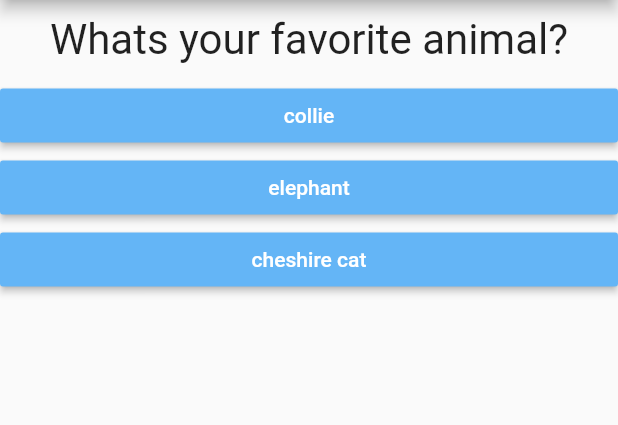
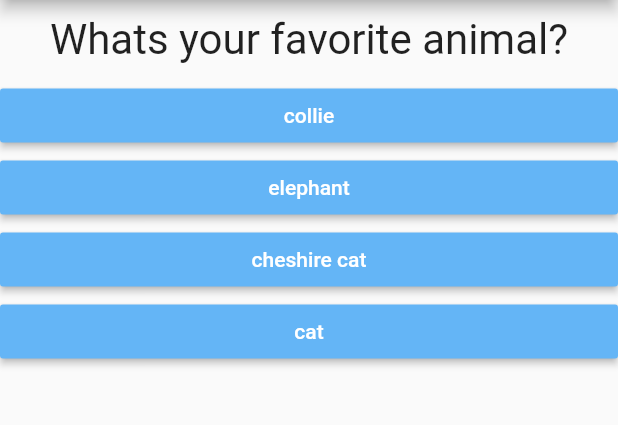
Before and after one commit to snarksliveshere/quiz_flutter, a Flutter app: the screen it shows after launch, after a tap on "black", on a phone screen of 412 x 824 dp, the part 84-509 px from its top. Run offline on Flutter 3.47's test engine with Material 2 defaults, Android fonts, the phone set to English and light mode, and no system bars.

```diff
--- a/lib/main.dart
+++ b/lib/main.dart
@@ -1,7 +1,7 @@
 import 'package:flutter/material.dart';
 
-import './question.dart';
-import './answer.dart';
+import './quiz.dart';
+import './result.dart';
 
 main() => runApp(MyApp());
 
@@ -13,43 +13,64 @@ class MyApp extends StatefulWidget {
 
 class _MyAppState extends State<MyApp> {
   int _questionIndex = 0;
+  int _totalScore = 0;
 
-  void _answerQuestion() {
+  void _resetQuiz() {
     setState(() {
-      _questionIndex++;
+      _questionIndex = 0;
+      _totalScore = 0;
     });
+  }
+
+  final List<Map<String, Object>> _questions = const [
+    {
+      'text': 'Whats your favorite color?',
+      'answers': [
+        {'text': 'black', 'score': 10},
+        {'text': 'red', 'score': 6},
+        {'text': 'green', 'score': 3},
+      ],
+    },
+    {
+      'text': 'Whats your favorite animal?',
+      'answers': [
+        {'text': 'collie', 'score': 1},
+        {'text': 'elephant', 'score': 3},
+        {'text': 'cheshire cat', 'score': 2},
+        {'text': 'cat', 'score': 10},
+      ],
+    },
+    {
+      'text': 'Whats your favorite language?',
+      'answers': [
+        {'text': 'php', 'score': 1},
+        {'text': 'sql', 'score': 4},
+        {'text': 'dart', 'score': 3},
+        {'text': 'js', 'score': 10},
+      ],
+    },
+  ];
+
+  void _answerQuestion(int score) {
+    _totalScore += score;
+    if (_questionIndex < _questions.length) {}
+    setState(() => _questionIndex++);
   }
 
   @override
   Widget build(BuildContext context) {
-    List<Map<String, Object>> questions = [
-      {
-        'text': 'Whats your favorite color?',
-        'answers': ['black', 'red', 'green'],
-      },
-      {
-        'text': 'Whats your favorite animal?',
-        'answers': ['collie', 'elephant', 'cheshire cat'],
-      },
-      {
-        'text': 'Whats your favorite language?',
-        'answers': ['php', 'go', 'sql', 'dart', 'js'],
-      },
-    ];
-
     return MaterialApp(
       home: Scaffold(
         appBar: AppBar(
           title: Text('New App'),
         ),
-        body: Column(
-          children: <Widget>[
-            Question(questions.elementAt(_questionIndex)['text']),
-            ...(questions[_questionIndex]['answers'] as List<String>).map((a) {
-              return Answer(_answerQuestion, a);
-            }).toList(),
-          ],
-        ),
+        body: _questionIndex < _questions.length
+            ? Quiz(
+                questions: _questions,
+                answerQuestion: _answerQuestion,
+                questionIndex: _questionIndex,
+              )
+            : Result(_totalScore, _resetQuiz),
       ),
     );
   }
--- /dev/null
+++ b/lib/quiz.dart
@@ -0,0 +1,28 @@
+import 'package:flutter/material.dart';
+
+import './question.dart';
+import './answer.dart';
+
+class Quiz extends StatelessWidget {
+  final List<Map<String, Object>> questions;
+  final int questionIndex;
+  final Function answerQuestion;
+
+  Quiz({
+    @required this.questions,
+    @required this.answerQuestion,
+    @required this.questionIndex
+  });
+
+  @override
+  Widget build(BuildContext context) {
+    return Column(
+      children: <Widget>[
+        Question(this.questions.elementAt(this.questionIndex)['text']),
+        ...(this.questions[this.questionIndex]['answers'] as List<Map<String, Object>>)
+            .map((a) => Answer(() =>this.answerQuestion(a['score']), a['text']))
+            .toList(),
+      ],
+    );
+  }
+}
```
Also changed, not shown: lib/result.dart (added, +43 -0 lines).
